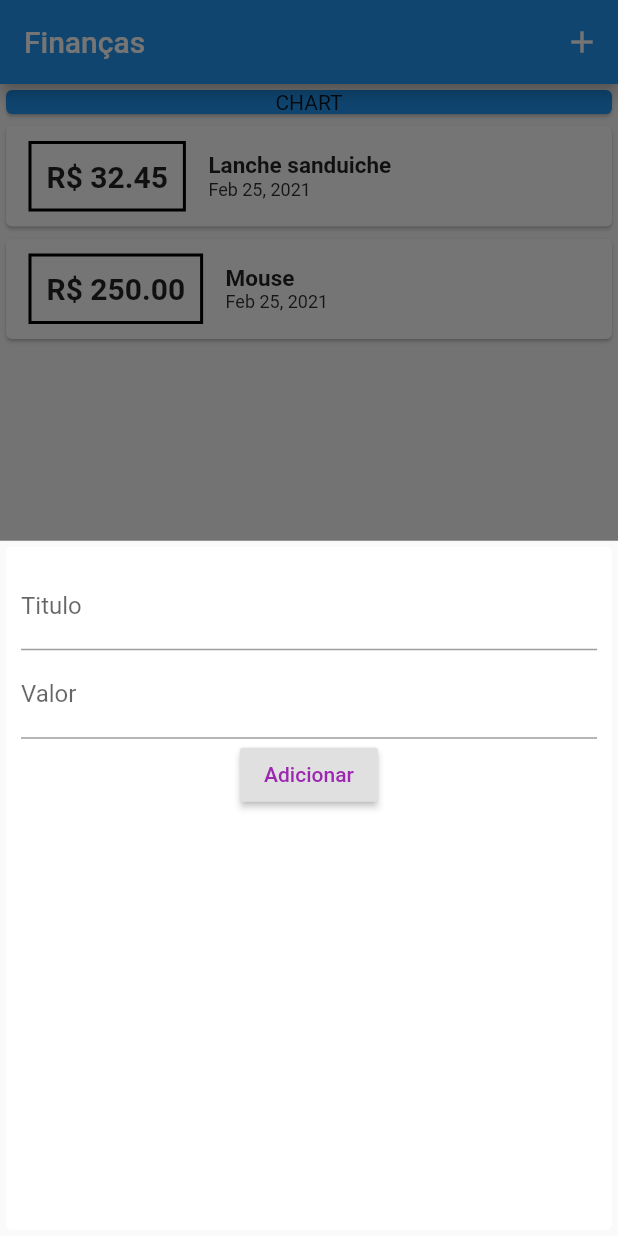
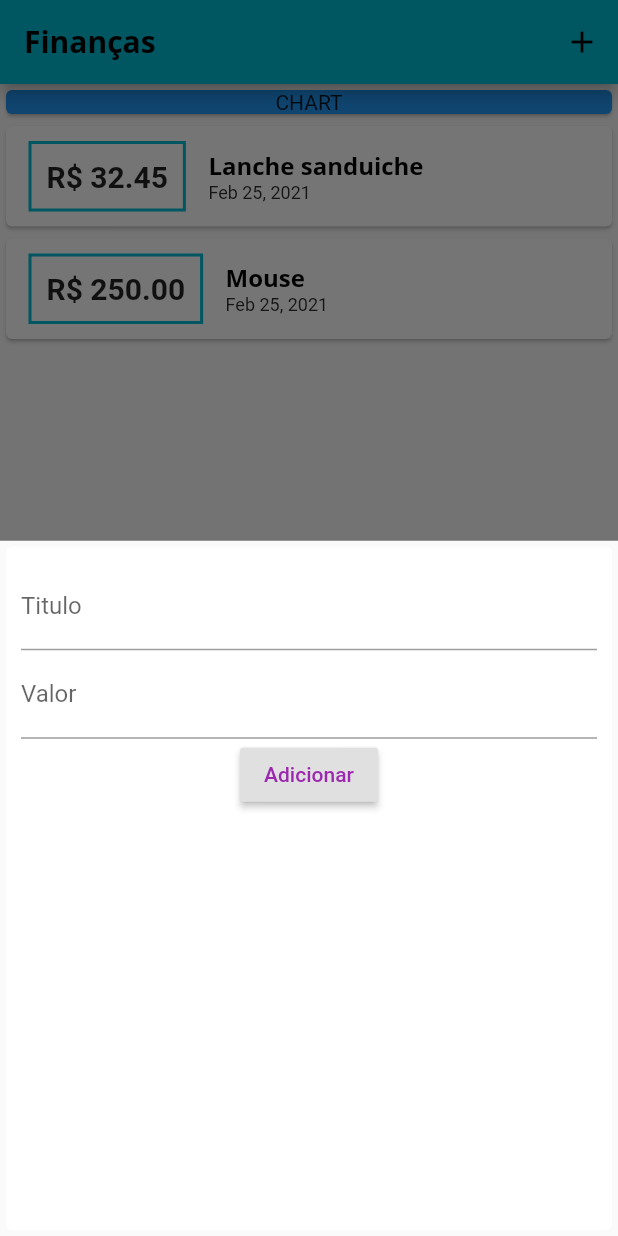
Before and after one commit to eliseudr/FinancasApp, a Flutter app: the screen it shows after launch, after a tap on the "add" icon, on a phone screen of 412 x 824 dp. Run offline on Flutter 3.47's test engine with Material 2 defaults, Android fonts, the phone set to English and light mode, and no system bars.

```diff
--- a/lib/main.dart
+++ b/lib/main.dart
@@ -12,6 +12,30 @@ class MyApp extends StatelessWidget {
     return MaterialApp(
       title: 'Finanças',
       home: MyHomePage(),
+      theme: ThemeData(
+        primarySwatch: Colors.cyan,
+        fontFamily: 'Quicksand',
+        //Tema geral da aplicacao
+        textTheme: ThemeData.light().textTheme.copyWith(
+              // ignore: deprecated_member_use
+              title: TextStyle(
+                fontFamily: 'OpenSans',
+                fontSize: 16,
+                color: Colors.black,
+                fontWeight: FontWeight.bold,
+              ),
+            ),
+        appBarTheme: AppBarTheme(
+          textTheme: ThemeData.light().textTheme.copyWith(
+                title: TextStyle(
+                  fontFamily: 'OpenSans',
+                  fontSize: 20,
+                  color: Colors.black,
+                  fontWeight: FontWeight.bold,
+                ),
+              ),
+        ),
+      ),
     );
   }
 }
--- a/lib/widgets/nova_transacao.dart
+++ b/lib/widgets/nova_transacao.dart
@@ -1,11 +1,18 @@
 import 'package:flutter/material.dart';
 
-class NovaTransacao extends StatelessWidget {
+class NovaTransacao extends StatefulWidget {
   final Function addTx;
-  final tituloControler = TextEditingController();
-  final valorControler = TextEditingController();
 
   NovaTransacao(this.addTx);
+
+  @override
+  _NovaTransacaoState createState() => _NovaTransacaoState();
+}
+
+class _NovaTransacaoState extends State<NovaTransacao> {
+  final tituloControler = TextEditingController();
+
+  final valorControler = TextEditingController();
 
   @override
   Widget build(BuildContext context) {
@@ -39,7 +46,6 @@ class NovaTransacao extends StatelessWidget {
     );
   }
 
-  //Adicionar a transaçao na lista
   void submitData() {
     final tituloEntrado = tituloControler.text;
     final valorEntrado = double.parse(valorControler.text);
@@ -48,9 +54,11 @@ class NovaTransacao extends StatelessWidget {
       return;
     }
 
-    addTx(
+    widget.addTx(
       tituloEntrado,
       valorEntrado,
     );
+
+    Navigator.of(context).pop();
   }
 }
--- a/lib/widgets/transacoes_list.dart
+++ b/lib/widgets/transacoes_list.dart
@@ -17,10 +17,12 @@ class ListaTransacoes extends StatelessWidget {
           return Card(
             child: Row(
               children: <Widget>[
+                //Campo do valor
                 Container(
                   margin: EdgeInsets.symmetric(vertical: 10, horizontal: 15),
                   decoration: BoxDecoration(
-                      border: Border.all(color: Colors.black, width: 2)),
+                      border: Border.all(
+                          color: Theme.of(context).primaryColor, width: 2)),
                   padding: EdgeInsets.all(10),
                   child: Text(
                     'R\$ ${transacoes[index].valor.toStringAsFixed(2)}',
@@ -32,10 +34,8 @@ class ListaTransacoes extends StatelessWidget {
                   children: <Widget>[
                     //Titulo da transacao
                     Text(transacoes[index].titulo,
-                        style: TextStyle(
-                          fontWeight: FontWeight.bold,
-                          fontSize: 15,
-                        )),
+                        // ignore: deprecated_member_use
+                        style: Theme.of(context).textTheme.title),
                     //Data da transacao
                     Text(DateFormat.yMMMd().format(transacoes[index].data),
                         style:
```
Also changed, not shown: pubspec.yaml (+11 -6 lines), assets/fonts/OpenSans-Bold.ttf (added), assets/fonts/OpenSans-Regular.ttf (added), assets/fonts/Quicksand-Bold.ttf (added), assets/fonts/Quicksand-Light.ttf (added), assets/fonts/Quicksand-Medium.ttf (added), assets/fonts/Quicksand-Regular.ttf (added).
